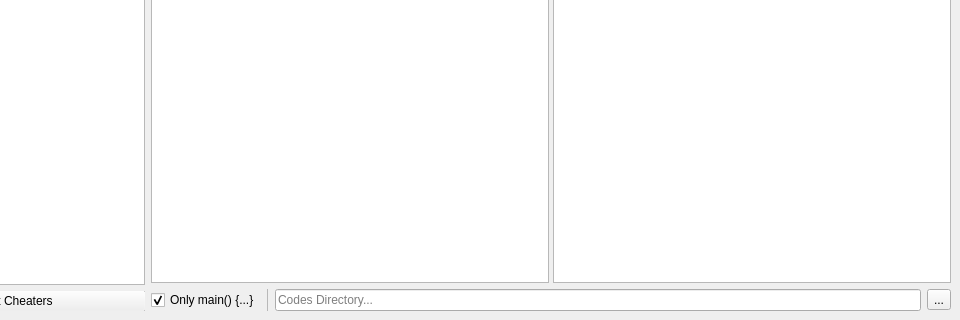
First picture: the form in checker.ui, repository Ace0320/CheatChecker, before the edit; both pictures show x 120 to 1080 and y 400 to 720 of the 1080 by 720 pixel window.
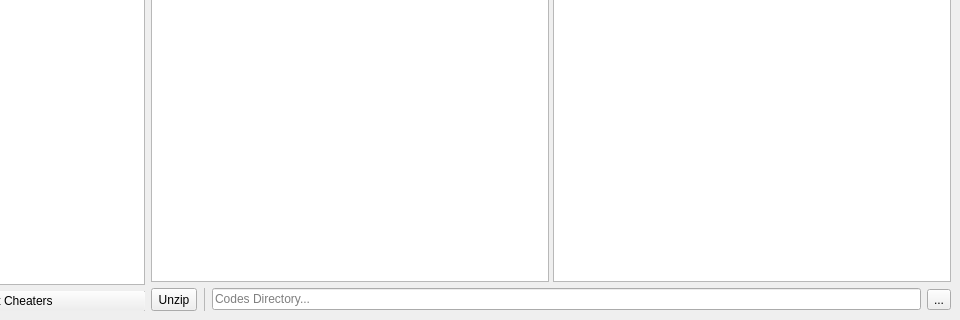
Second picture: the form after the edit.

Commit message:
toCheck Java
Code updated to check .java files, moved some logic around and added an unzip feature specific to NW TA - still some kinks to work out

The edit to the form file:
```diff
--- a/checker.ui
+++ b/checker.ui
@@ -116,13 +116,20 @@
       <item>
        <layout class="QHBoxLayout" name="folderLayout">
         <item>
-         <widget class="QCheckBox" name="mainCheckBox">
+        <widget class="QToolButton" name="unzipSubmissions">
+            <property name="styleSheet">
+                <string notr="true">padding: 2px</string>
+            </property>
+          <property name="text">
+           <string>Unzip</string>
+          </property>
+         <!--<widget class="QCheckBox" name="mainCheckBox">
           <property name="text">
            <string>Only main() {...}</string>
           </property>
           <property name="checked">
-           <bool>true</bool>
-          </property>
+           <bool>false</bool>
+          </property>-->
          </widget>
         </item>
         <item>
```
The commit also changes 3 other files.
